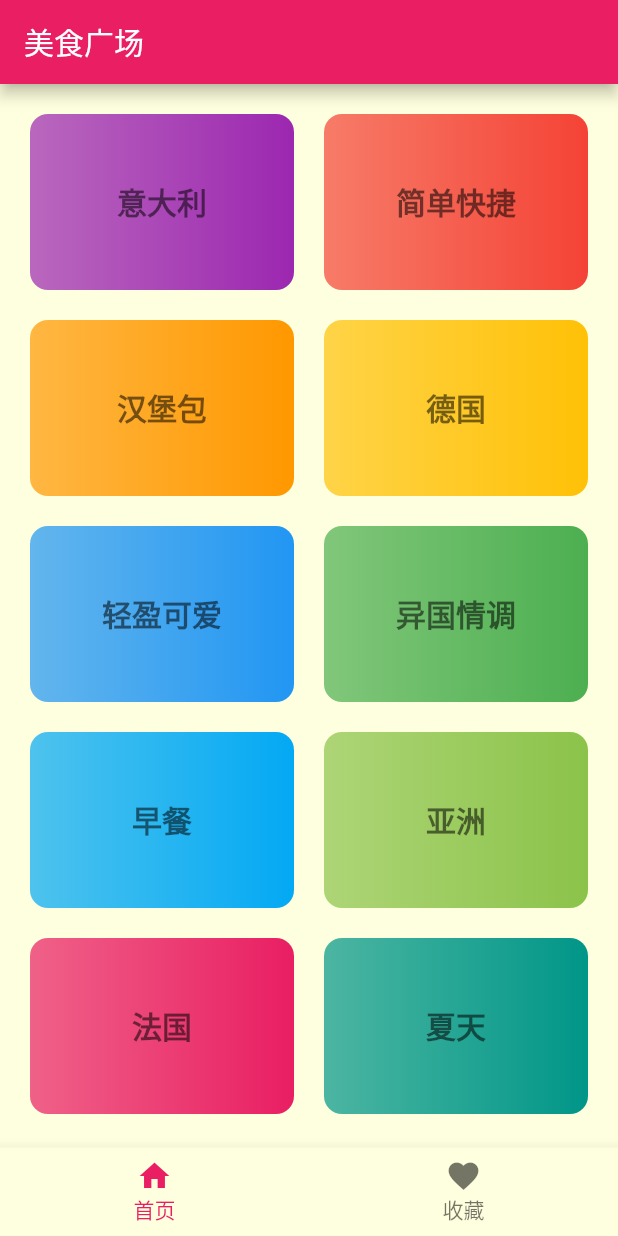
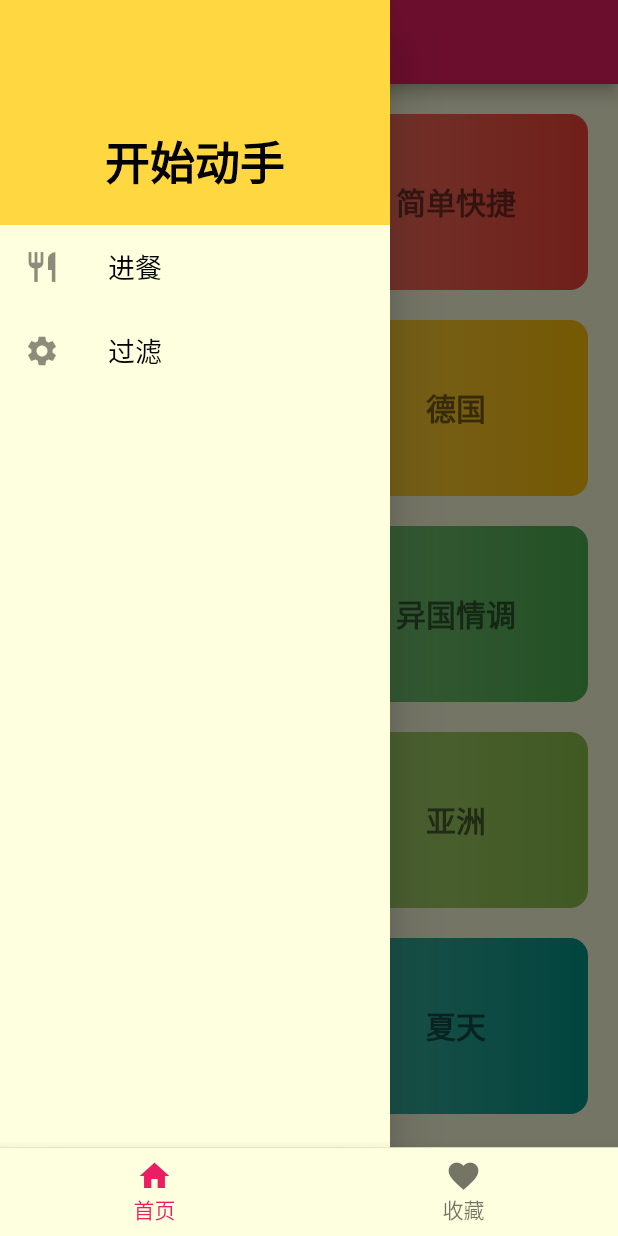
Before and after one commit to penguinDoctor/food_project, a Flutter app: the screen it shows after launch, with the side drawer open (before the commit the screen has no drawer), on a phone screen of 412 x 824 dp. Run offline on Flutter 3.47's test engine with Material 2 defaults, Android fonts, the phone set to English and light mode, and no system bars; our stand-ins replace dio.

Commit message:
update code

```diff
--- a/lib/UI/pages/home/home.dart
+++ b/lib/UI/pages/home/home.dart
@@ -1,6 +1,6 @@
 import 'package:flutter/material.dart';
 import 'package:favorcate/UI/pages/home/home_content.dart';
-
+import 'home_setting.dart';
 
 class FXHomeScreen extends StatefulWidget {
   @override
@@ -14,8 +14,14 @@ class _FXHomeScreenState extends State<FXHomeScreen> {
     return Scaffold(
       appBar: AppBar(
         title: Text("美食广场"),
+        leading: Builder(builder: (ctx){
+          return IconButton(icon: Icon(Icons.settings), onPressed: (){
+            Scaffold.of(ctx).openDrawer();
+          });
+        }),
       ),
-      body: FXHomeContent()
+      body: FXHomeContent(),
+      drawer: FXHomeSettingPage()
     );
   }
 }
--- /dev/null
+++ b/lib/UI/pages/home/home_setting.dart
@@ -0,0 +1,44 @@
+import 'package:flutter/material.dart';
+
+class FXHomeSettingPage extends StatelessWidget {
+  @override
+  Widget build(BuildContext context) {
+
+    return Container(
+        width:260,
+        color: Theme.of(context).accentColor,
+        child: Drawer(
+          child: Column(
+            children: <Widget>[
+              settingHeadView(context),
+              settingBodyWidget(Icon(Icons.restaurant), "进餐", (){
+                Navigator.of(context).pop();
+              }),
+              settingBodyWidget(Icon(Icons.settings), "过滤", (){
+
+              })
+            ],
+          ),
+        ));
+  }
+}
+Widget settingHeadView(BuildContext context){
+
+  return Container(
+    color: Theme.of(context).accentColor,
+    width: double.infinity,
+    height: 150,
+    child: Text("开始动手",style:TextStyle(color: Colors.black,fontWeight:FontWeight.bold,fontSize: 30),),
+    alignment: Alignment(0,0.6),
+  );
+}
+
+Widget settingBodyWidget(Widget icon,String text,Function callback){
+
+  return ListTile(
+    leading: icon,
+    title: Text(text,style: TextStyle(color:Colors.black,fontSize: 18,fontWeight: FontWeight.w400),),
+    onTap: callback,
+  );
+
+}
--- a/lib/UI/widgets/meal.dart
+++ b/lib/UI/widgets/meal.dart
@@ -70,7 +70,7 @@ class FXDetailScreen extends StatelessWidget {
               final iconData = favorVM.isFavor(model)?Icons.favorite:Icons.favorite_border;
               final color = favorVM.isFavor(model)?Colors.red:Colors.black;
               final text = favorVM.isFavor(model)? "已收藏":"未收藏";
-              return GestureDetector(child: FXOperationItem(Icon(iconData,color: color,),text),
+              return GestureDetector(child: FXOperationItem(Icon(iconData,color: color,),text,color: color,),
               onTap: (){
                 favorVM.handleData(model);
               },);
--- a/lib/UI/widgets/operation_item.dart
+++ b/lib/UI/widgets/operation_item.dart
@@ -4,14 +4,15 @@ import 'package:flutter/material.dart';
 class FXOperationItem extends StatelessWidget {
   Widget icon;
   String text;
-  FXOperationItem(this.icon,this.text);
+  Color color;
+  FXOperationItem(this.icon,this.text,{this.color = Colors.black});
   @override
   Widget build(BuildContext context) {
     return  Row(
       children: <Widget>[
         icon,
         SizedBox(width: 3,),
-        Text(text)
+        Text(text,style: TextStyle(color: color),)
       ],
     );
   }
```
Also changed, not shown: lib/UI/pages/favor/favor.dart (+15 -7 lines).
